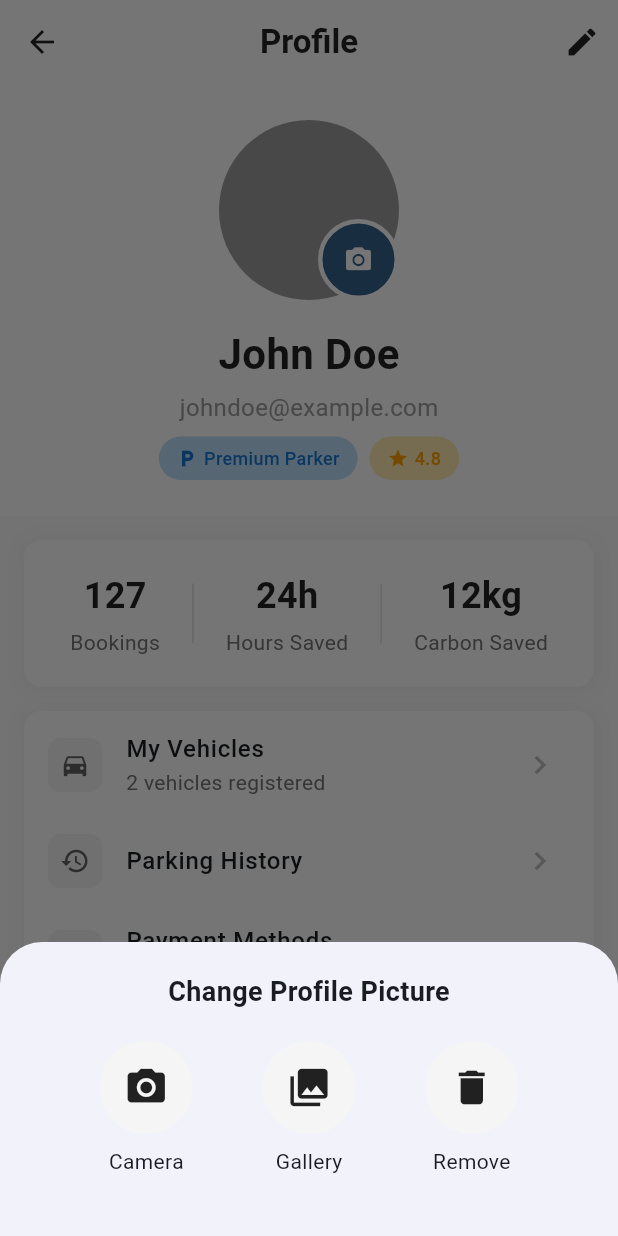
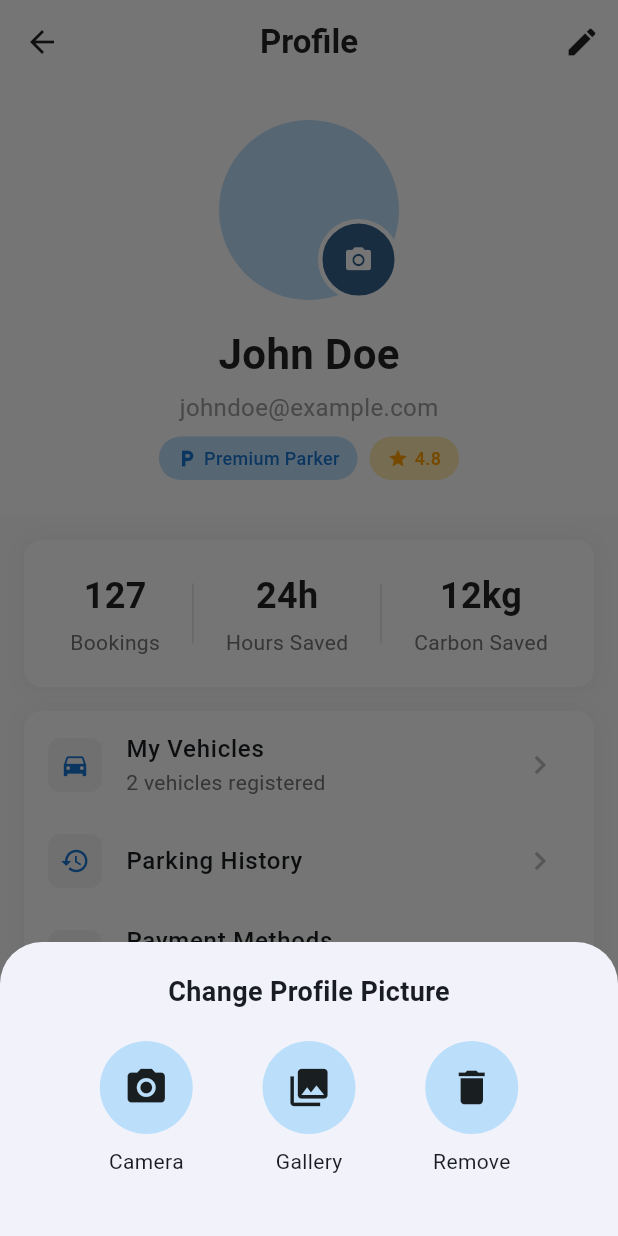
Before and after one commit to Godawela/parking_assistence_app, a Flutter app: the ProfileScreen screen opened by its route, after a tap on the "camera alt" icon, on a phone screen of 412 x 824 dp. Run offline on Flutter 3.47's test engine with Material 3 defaults, Android fonts, the phone set to English and light mode, and no system bars; our stand-ins replace flutter_map, flutter_riverpod, latlong2.

Commit message:
profile screen UI changes

```diff
--- a/lib/screens/profile_screen.dart
+++ b/lib/screens/profile_screen.dart
@@ -42,10 +42,9 @@ class _ProfileScreenState extends State<ProfileScreen> {
                 children: [
                   Stack(
                     children: [
-                      const CircleAvatar(
+                       CircleAvatar(
                         radius: 60,
-                        backgroundImage: AssetImage('assets/profile_picture.png'),
-                        backgroundColor: Colors.grey,
+                        backgroundColor: Colors.blue[100],
                       ),
                       Positioned(
                         bottom: 0,
@@ -345,7 +344,7 @@ class _ProfileScreenState extends State<ProfileScreen> {
         ),
         child: Icon(
           icon,
-          color: Colors.grey[700],
+          color: Colors.blue[700],
           size: 20,
         ),
       ),
@@ -420,7 +419,7 @@ class _ProfileScreenState extends State<ProfileScreen> {
         Container(
           padding: const EdgeInsets.all(16),
           decoration: BoxDecoration(
-            color: Colors.grey[100],
+            color: Colors.blue[100],
             shape: BoxShape.circle,
           ),
           child: Icon(icon, size: 30),
@@ -498,7 +497,7 @@ class _ProfileScreenState extends State<ProfileScreen> {
           ),
           ElevatedButton(
             onPressed: () {
-              Navigator.pop(context);
+                Navigator.pushReplacementNamed(context, '/login');
               // Handle logout logic here
               ScaffoldMessenger.of(context).showSnackBar(
                 const SnackBar(content: Text('Logged out successfully')),
```
